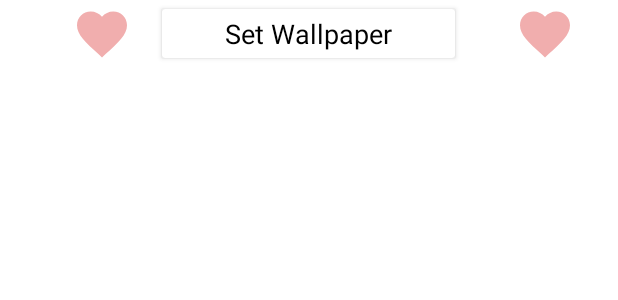
After one commit to gunishjain/WallpaperApp, an Android app: the layout fragment_full_screen.xml on its own in the app's theme, with its tools: preview values and no code run, on a phone screen of 412 x 824 dp. The commit adds this screen. Shown: the top 300 px of the screen. Run offline under Robolectric (Android 15) with nearby library versions, the phone set to English and light mode, and no system bars.

Commit message:
fixed setwallpaper and added download wallpaper functionality

```diff
--- a/app/src/main/java/com/gunishjain/wallpaperapp/ui/fragments/CategoryListFragment.kt
+++ b/app/src/main/java/com/gunishjain/wallpaperapp/ui/fragments/CategoryListFragment.kt
@@ -69,11 +69,11 @@ class CategoryListFragment : Fragment() {
     private fun onCategoryClick() {
         categoryListAdapter.setOnItemClickListener { category ->
 //            fragment.updateCategory(category)
-
             if (activity is MainActivity) {
                 val mainActivity = activity as MainActivity
                 mainActivity.updateCategory(category)
             }
+
         }
     }
 
--- /dev/null
+++ b/app/src/main/res/layout/fragment_full_screen.xml
@@ -0,0 +1,57 @@
+<?xml version="1.0" encoding="utf-8"?>
+<RelativeLayout xmlns:android="http://schemas.android.com/apk/res/android"
+    android:layout_width="match_parent"
+    android:layout_height="match_parent">
+
+    <ImageView
+        android:id="@+id/wallpaper"
+        android:layout_width="match_parent"
+        android:layout_height="match_parent"
+        android:scaleType="fitXY" />
+
+    <LinearLayout
+        android:layout_width="match_parent"
+        android:layout_height="@dimen/_35sdp"
+        android:orientation="horizontal"
+        android:gravity="center"
+        >
+
+        <ImageView
+            android:id="@+id/image_view_left"
+            android:layout_width="40dp"
+            android:layout_height="40dp"
+            android:layout_marginStart="20dp"
+            android:src="@drawable/favorite_24" />
+
+        <androidx.cardview.widget.CardView
+            android:id="@+id/card_view"
+            android:layout_width="@dimen/_150sdp"
+            android:layout_height="@dimen/_25sdp"
+            android:layout_centerInParent="true"
+            android:layout_margin="20dp">
+
+            <TextView
+                android:id="@+id/text_view"
+                android:layout_width="match_parent"
+                android:layout_height="wrap_content"
+                android:text="Set Wallpaper"
+                android:textAlignment="center"
+                android:textColor="@color/black"
+                android:textSize="18sp"
+                android:layout_gravity="center"/>
+
+        </androidx.cardview.widget.CardView>
+
+        <ImageView
+            android:id="@+id/image_view_right"
+            android:layout_width="40dp"
+            android:layout_height="40dp"
+            android:layout_marginStart="20dp"
+            android:src="@drawable/favorite_24" />
+
+
+
+    </LinearLayout>
+
+
+</RelativeLayout>
```
Also changed, not shown: app/src/main/java/com/gunishjain/wallpaperapp/data/repository/Repository.kt (+51 -0 lines), app/src/main/java/com/gunishjain/wallpaperapp/ui/activities/MainActivity.kt (+10 -3 lines), app/src/main/java/com/gunishjain/wallpaperapp/ui/activities/WallpaperViewPagerActivity.kt (+10 -2 lines), app/src/main/java/com/gunishjain/wallpaperapp/ui/adapters/SingleWallpaperAdapter.kt (+19 -5 lines), app/src/main/java/com/gunishjain/wallpaperapp/ui/fragments/FullScreenFragment.kt (added, +26 -0 lines), app/src/main/java/com/gunishjain/wallpaperapp/ui/fragments/SetWallpaperDialogue.kt (+10 -7 lines), app/src/main/java/com/gunishjain/wallpaperapp/ui/viewmodels/SetWallpaperDialogueViewModel.kt (+11 -7 lines), app/src/main/java/com/gunishjain/wallpaperapp/ui/viewmodels/WallpaperViewPagerViewModel.kt (+12 -0 lines).
